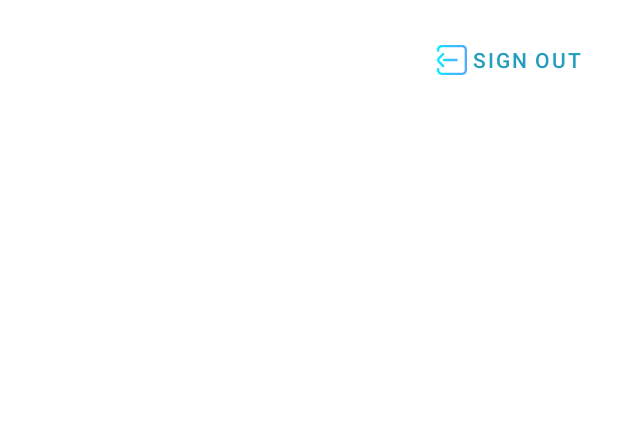
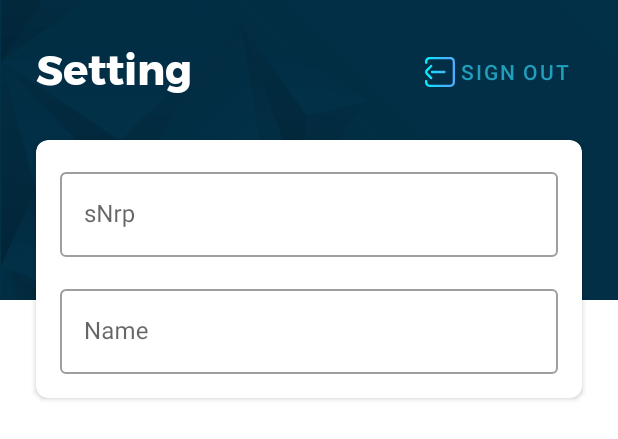
Before and after one commit to scancampy/qbas-ubaya, an Android app: the layout fragment_setting.xml on its own in the app's theme, with its tools: preview values and no code run, on a phone screen of 412 x 824 dp. Shown: the top 439 px of the screen. Run offline under Robolectric (Android 15) with nearby library versions, the phone set to English and light mode, and no system bars; network calls fail.

Commit message:
setting fragment + tombol sign out (sudah jalan) tambah keterangan metode presensi di card mk

```diff
--- a/app/src/main/java/com/ubaya/qbas/DashboardActivity.kt
+++ b/app/src/main/java/com/ubaya/qbas/DashboardActivity.kt
@@ -23,6 +23,7 @@ class DashboardActivity : AppCompatActivity() {
         setContentView(R.layout.activity_dashboard)
         bottomNav.itemIconTintList = null
         fragments.add(UpcomingFragment())
+        fragments.add(SettingFragment())
 
         var adapter = PagerAdapter(this, fragments)
         viewPager.adapter = adapter
@@ -81,7 +82,9 @@ class DashboardActivity : AppCompatActivity() {
                 startActivity(intent)
                 this.finish()
             } else if(it.itemId == R.id.itemSetting) {
-
+                viewPager.currentItem = 1
+            } else if(it.itemId == R.id.itemUpcoming) {
+                viewPager.currentItem = 0
             }
             true
         }
--- a/app/src/main/java/com/ubaya/qbas/Schedule.kt
+++ b/app/src/main/java/com/ubaya/qbas/Schedule.kt
@@ -6,5 +6,6 @@ data class Schedule(var course_open_id:Int,
                     var kp:String, var id:Int,
                     var start_date:String,
                     var start_date_format: String,
-                    var end_date:String) {
+                    var end_date:String,
+                    var method:String) {
 }
--- a/app/src/main/java/com/ubaya/qbas/SettingFragment.kt
+++ b/app/src/main/java/com/ubaya/qbas/SettingFragment.kt
@@ -55,6 +55,8 @@ class SettingFragment : Fragment() {
 
                 activity!!.finish()
             }
+            d.setNegativeButton("Cancel",null)
+            d.create().show()
         }
     }
 
--- a/app/src/main/java/com/ubaya/qbas/UpcomingAdapter.kt
+++ b/app/src/main/java/com/ubaya/qbas/UpcomingAdapter.kt
@@ -21,6 +21,7 @@ class UpcomingAdapter(val schedule: ArrayList<Schedule>, val ctx: Context): Recy
         holder.v.txtCourseId.text = schedule[position].course_id
         holder.v.txtKP.text = " (" + schedule[position].kp + ")"
         holder.v.txtDate.text = schedule[position].start_date_format
+        holder.v.txtMethod.text = schedule[position].method
     }
 
     override fun getItemCount(): Int {
--- a/app/src/main/java/com/ubaya/qbas/UpcomingFragment.kt
+++ b/app/src/main/java/com/ubaya/qbas/UpcomingFragment.kt
@@ -168,7 +168,8 @@ class UpcomingFragment : Fragment() {
                         var start_date = data.getJSONObject(i).getString("start_date")
                         var end_date = data.getJSONObject(i).getString("end_date")
                         var start_date_format = data.getJSONObject(i).getString("start_date_format")
-                        schedule.add(Schedule(course_open_id,course_id,course_name,kp,id,start_date, start_date_format, end_date))
+                        var methods = data.getJSONObject(i).getString("methods")
+                        schedule.add(Schedule(course_open_id,course_id,course_name,kp,id,start_date, start_date_format, end_date, methods))
                     }
 
                     var rv = v!!.findViewById<RecyclerView>(R.id.recyclerView)
--- a/app/src/main/res/layout/fragment_setting.xml
+++ b/app/src/main/res/layout/fragment_setting.xml
@@ -10,16 +10,100 @@
         android:layout_width="match_parent"
         android:layout_height="match_parent">
 
+        <ImageView
+            android:id="@+id/imageView3"
+            android:layout_width="wrap_content"
+            android:layout_height="200dp"
+            android:scaleType="centerCrop"
+            android:src="@drawable/bg"
+            app:layout_constraintEnd_toEndOf="parent"
+            app:layout_constraintStart_toStartOf="parent"
+            app:layout_constraintTop_toTopOf="parent" />
+
+        <TextView
+            android:id="@+id/textView4"
+            android:layout_width="wrap_content"
+            android:layout_height="wrap_content"
+            android:layout_marginStart="24dp"
+            android:layout_marginTop="24dp"
+            android:text="Setting"
+            android:textAppearance="@style/TextHeading1"
+            android:textColor="@color/colorWhite"
+            app:layout_constraintStart_toStartOf="parent"
+            app:layout_constraintTop_toTopOf="@+id/imageView3" />
+
         <Button
             android:id="@+id/btnSignOut"
             style="@style/Widget.MaterialComponents.Button.TextButton"
             android:layout_width="wrap_content"
             android:layout_height="wrap_content"
-            android:layout_marginTop="16dp"
-            android:layout_marginEnd="16dp"
+            android:layout_marginTop="24dp"
+            android:layout_marginEnd="24dp"
             android:drawableLeft="@drawable/ic_log_out"
             android:text="Sign Out"
             app:layout_constraintEnd_toEndOf="parent"
             app:layout_constraintTop_toTopOf="parent" />
+
+        <androidx.cardview.widget.CardView
+            android:layout_width="match_parent"
+            android:layout_height="wrap_content"
+            android:layout_marginStart="24dp"
+            android:layout_marginTop="24dp"
+            android:layout_marginEnd="24dp"
+            app:cardCornerRadius="8dp"
+            app:layout_constraintEnd_toEndOf="parent"
+            app:layout_constraintStart_toStartOf="parent"
+            app:layout_constraintTop_toBottomOf="@+id/textView4">
+
+            <androidx.constraintlayout.widget.ConstraintLayout
+                android:layout_width="match_parent"
+                android:layout_height="match_parent">
+
+                <com.google.android.material.textfield.TextInputLayout
+                    android:id="@+id/textInputLayout3"
+                    style="@style/Widget.MaterialComponents.TextInputLayout.OutlinedBox"
+                    android:layout_width="match_parent"
+                    android:layout_height="wrap_content"
+                    android:layout_marginStart="16dp"
+                    android:layout_marginTop="16dp"
+                    android:layout_marginEnd="16dp"
+                    android:hint="@string/nrp"
+                    app:hintAnimationEnabled="true"
+                    app:hintEnabled="true"
+                    app:layout_constraintEnd_toEndOf="parent"
+                    app:layout_constraintStart_toStartOf="parent"
+                    app:layout_constraintTop_toTopOf="parent">
+
+                    <com.google.android.material.textfield.TextInputEditText
+                        android:id="@+id/txtNrp"
+                        android:layout_width="match_parent"
+                        android:layout_height="wrap_content"
+                        android:enabled="false" />
+                </com.google.android.material.textfield.TextInputLayout>
+
+                <com.google.android.material.textfield.TextInputLayout
+                    style="@style/Widget.MaterialComponents.TextInputLayout.OutlinedBox"
+                    android:layout_width="match_parent"
+                    android:layout_height="wrap_content"
+                    android:layout_marginStart="16dp"
+                    android:layout_marginTop="16dp"
+                    android:layout_marginEnd="16dp"
+                    android:layout_marginBottom="16dp"
+                    android:hint="@string/name"
+                    app:hintAnimationEnabled="true"
+                    app:hintEnabled="true"
+                    app:layout_constraintBottom_toBottomOf="parent"
+                    app:layout_constraintEnd_toEndOf="parent"
+                    app:layout_constraintStart_toStartOf="parent"
+                    app:layout_constraintTop_toBottomOf="@+id/textInputLayout3">
+
+                    <com.google.android.material.textfield.TextInputEditText
+                        android:id="@+id/txtName"
+                        android:layout_width="match_parent"
+                        android:layout_height="wrap_content"
+                        android:enabled="false" />
+                </com.google.android.material.textfield.TextInputLayout>
+            </androidx.constraintlayout.widget.ConstraintLayout>
+        </androidx.cardview.widget.CardView>
     </androidx.constraintlayout.widget.ConstraintLayout>
 </FrameLayout>
--- a/app/src/main/res/layout/upcoming_recycler_layout.xml
+++ b/app/src/main/res/layout/upcoming_recycler_layout.xml
@@ -42,10 +42,8 @@
         android:layout_width="wrap_content"
         android:layout_height="wrap_content"
         android:layout_marginStart="16dp"
-        android:layout_marginBottom="8dp"
         android:text="TextView"
         android:textAppearance="@style/body2"
-        app:layout_constraintBottom_toBottomOf="parent"
         app:layout_constraintStart_toStartOf="parent"
         app:layout_constraintTop_toBottomOf="@+id/txtCourseId" />
 
@@ -59,4 +57,18 @@
         app:layout_constraintBottom_toBottomOf="parent"
         app:layout_constraintEnd_toEndOf="parent"
         app:layout_constraintStart_toStartOf="parent" />
+
+    <TextView
+        android:id="@+id/txtMethod"
+        style="@style/body2"
+        android:layout_width="wrap_content"
+        android:layout_height="wrap_content"
+        android:layout_marginStart="16dp"
+        android:layout_marginTop="8dp"
+        android:layout_marginBottom="8dp"
+        android:text="TextView"
+        android:textColor="@color/colorPrimary"
+        app:layout_constraintBottom_toBottomOf="parent"
+        app:layout_constraintStart_toStartOf="parent"
+        app:layout_constraintTop_toBottomOf="@+id/txtDate" />
 </androidx.constraintlayout.widget.ConstraintLayout>
--- a/app/src/main/res/values/strings.xml
+++ b/app/src/main/res/values/strings.xml
@@ -15,4 +15,6 @@
     <string name="tagline">QR Based Attendance System</string>
     <!-- TODO: Remove or change this placeholder text -->
     <string name="hello_blank_fragment">Hello blank fragment</string>
+    <string name="Setting">setting</string>
+    <string name="name">Name</string>
 </resources>
```
